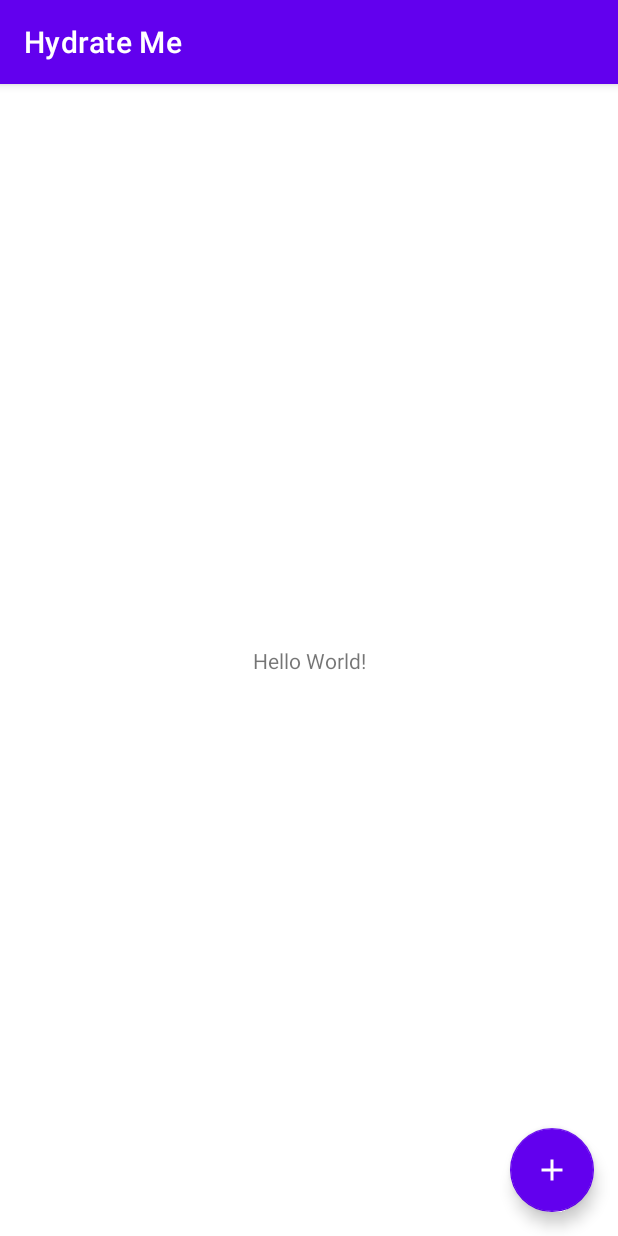
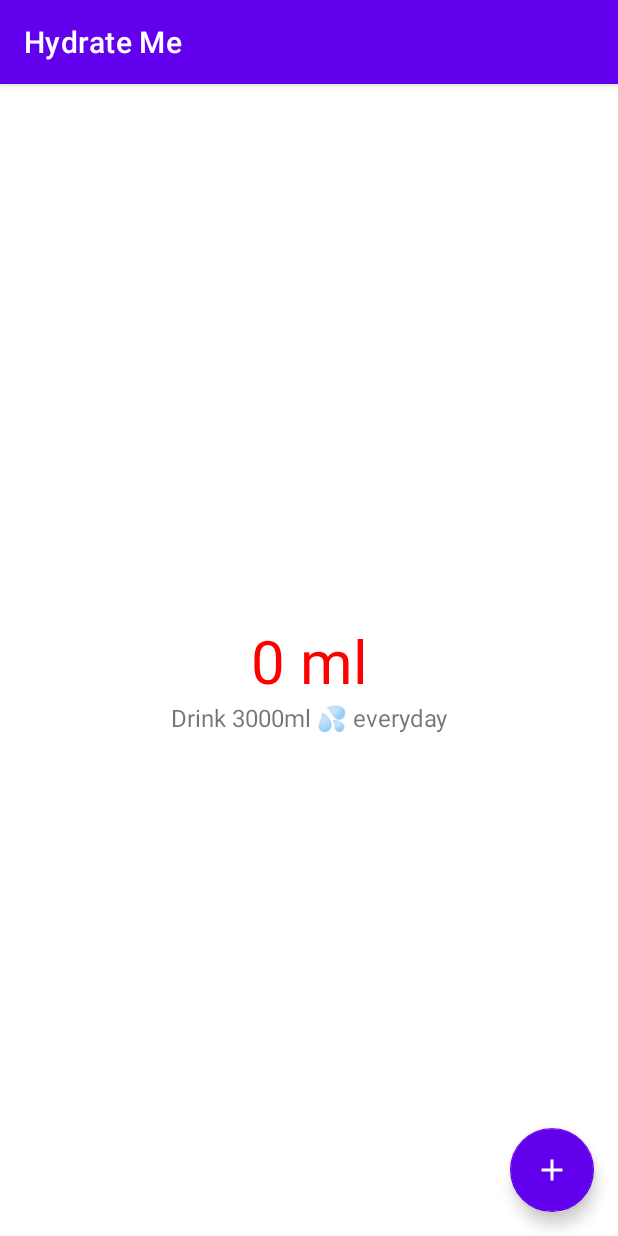
Before and after one commit to nitinbizsingh/android-testing, an Android app: the screen it shows after launch (MainActivity), on a phone screen of 412 x 824 dp. Run offline under Robolectric (Android 15) with nearby library versions, the phone set to English and light mode, and no system bars.

Commit message:
-Added functionality to track daily water intake

```diff
--- /dev/null
+++ b/HydrateMe/app/src/main/java/com/example/hydrateme/IntakeEntry.kt
@@ -0,0 +1,6 @@
+package com.example.hydrateme
+
+class IntakeEntry(quantity: Int) {
+    val timestamp: Long = System.currentTimeMillis();
+    val intake = quantity
+}
--- /dev/null
+++ b/HydrateMe/app/src/main/java/com/example/hydrateme/IntakeModel.kt
@@ -0,0 +1,38 @@
+package com.example.hydrateme
+
+import java.text.SimpleDateFormat
+
+class IntakeModel {
+    private val entries: MutableList<IntakeEntry> = ArrayList()
+
+    fun addEntry(entry: IntakeEntry) {
+        entries.add(entry)
+    }
+
+    fun getTodaysIntake(): Int {
+        val today = formatDateString(System.currentTimeMillis())
+        return getDailyEntries().get(today) ?: 0
+    }
+
+    fun isTodaysIntakeSufficient(): Boolean {
+        return getTodaysIntake() >= 3000
+    }
+
+    fun getDailyEntries(): Map<String, Int> {
+        var map: MutableMap<String, Int> = mutableMapOf<String, Int>()
+        for(entry in entries) {
+            val date = formatDateString(entry.timestamp)
+
+            if(!map.containsKey(date)) {
+                map.put(date, entry.intake)
+            } else {
+                map.put(date, map.get(date)!!.plus(entry.intake))
+            }
+        }
+        return map
+    }
+
+    fun formatDateString(ts: Long): String {
+        return SimpleDateFormat("dd MMM yyyy").format(ts)
+    }
+}
--- a/HydrateMe/app/src/main/java/com/example/hydrateme/MainActivity.kt
+++ b/HydrateMe/app/src/main/java/com/example/hydrateme/MainActivity.kt
@@ -1,19 +1,55 @@
 package com.example.hydrateme
 
+import android.app.Activity
 import android.content.Intent
-import androidx.appcompat.app.AppCompatActivity
+import android.graphics.Color
 import android.os.Bundle
 import android.view.View
-import com.google.android.material.snackbar.Snackbar
+import android.widget.TextView
+import androidx.activity.result.ActivityResult
+import androidx.activity.result.contract.ActivityResultContracts
+import androidx.appcompat.app.AppCompatActivity
 
 class MainActivity : AppCompatActivity() {
+    private val model = IntakeModel()
+
+    val startForResult = registerForActivityResult(ActivityResultContracts.StartActivityForResult()) { result: ActivityResult ->
+        if (result.resultCode == Activity.RESULT_OK) {
+            val intake: Int = result.data?.getIntExtra("intake", 0) ?: 0
+
+            val intakeEntry = IntakeEntry(intake)
+            model.addEntry(intakeEntry)
+
+            updateTodaysTotal()
+        }
+    }
+
     override fun onCreate(savedInstanceState: Bundle?) {
         super.onCreate(savedInstanceState)
         setContentView(R.layout.activity_main)
 
         val fab: View = findViewById(R.id.create_entry_fab)
         fab.setOnClickListener { view ->
-            startActivity(Intent(this@MainActivity,CreateEntryActivity::class.java))
+            startForResult.launch(Intent(this@MainActivity, CreateEntryActivity::class.java))
+        }
+
+        updateTodaysTotal()
+    }
+
+    fun updateTodaysTotal() {
+        val totalTextView: TextView = findViewById(R.id.total)
+        val messageTextView: TextView = findViewById(R.id.message)
+        val total = model.getTodaysIntake()
+        val text = total.toString() + " ml"
+
+        totalTextView.setText(text)
+
+        if(model.isTodaysIntakeSufficient()) {
+            totalTextView.setTextColor(Color.GREEN)
+            messageTextView.setText(R.string.done)
+        } else {
+            totalTextView.setTextColor(Color.RED)
+            messageTextView.setText(R.string.not_done)
         }
     }
 }
--- a/HydrateMe/app/src/main/res/layout/activity_main.xml
+++ b/HydrateMe/app/src/main/res/layout/activity_main.xml
@@ -7,13 +7,24 @@
     tools:context=".MainActivity">
 
     <TextView
+        android:id="@+id/total"
         android:layout_width="wrap_content"
         android:layout_height="wrap_content"
-        android:text="Hello World!"
-        app:layout_constraintBottom_toBottomOf="parent"
+        android:textSize="40sp"
         app:layout_constraintLeft_toLeftOf="parent"
         app:layout_constraintRight_toRightOf="parent"
+        app:layout_constraintBottom_toBottomOf="parent"
         app:layout_constraintTop_toTopOf="parent" />
+
+    <TextView
+        android:id="@+id/message"
+        android:layout_width="wrap_content"
+        android:layout_height="wrap_content"
+        android:textSize="16sp"
+        android:text="Drink 3000 ml everyday"
+        app:layout_constraintLeft_toLeftOf="parent"
+        app:layout_constraintRight_toRightOf="parent"
+        app:layout_constraintTop_toBottomOf="@id/total"/>
 
     <com.google.android.material.floatingactionbutton.FloatingActionButton
         android:id="@+id/create_entry_fab"
--- a/HydrateMe/app/src/main/res/values/strings.xml
+++ b/HydrateMe/app/src/main/res/values/strings.xml
@@ -4,4 +4,6 @@
     <string name="create_entry_hint">Water intake in ml</string>
     <string name="add">Add</string>
     <string name="saved">Entry saved. Great going!</string>
+    <string name="done">You are done for today 👍<day></day></string>
+    <string name="not_done">Drink 3000ml 💦 everyday<day></day></string>
 </resources>
```
Also changed, not shown: HydrateMe/app/src/main/java/com/example/hydrateme/CreateEntryActivity.kt (+8 -5 lines).
